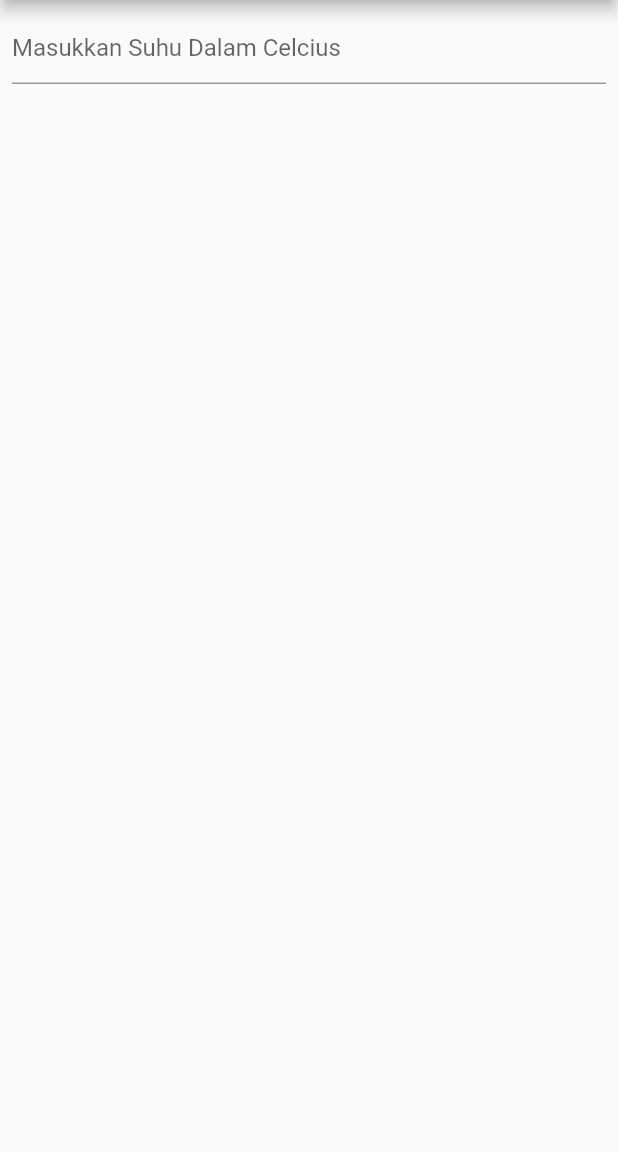
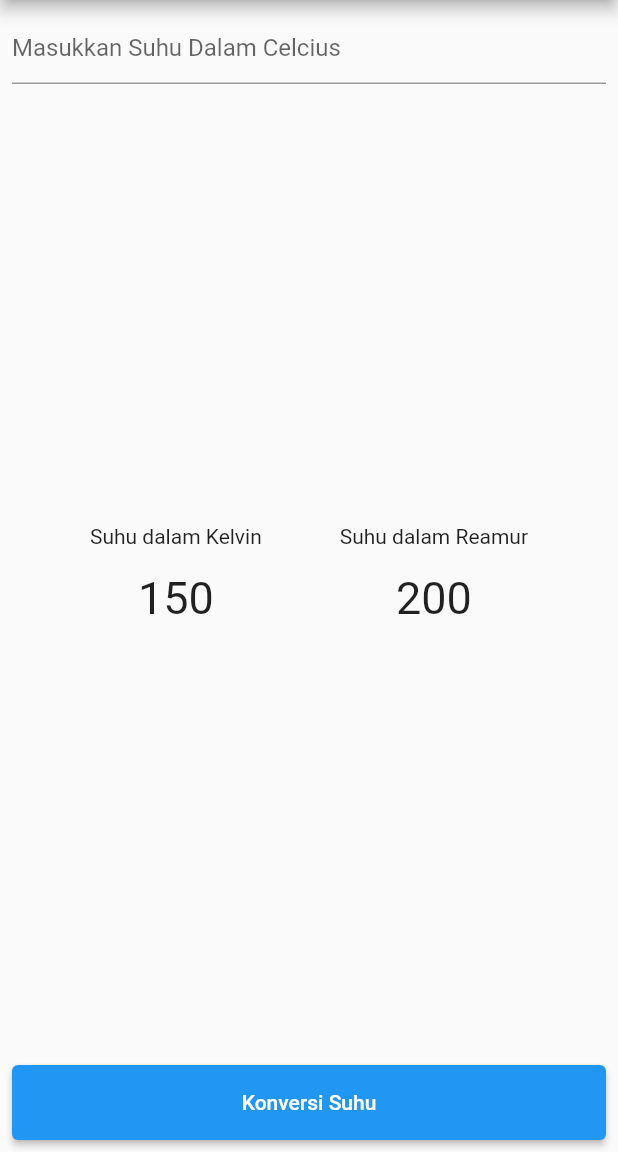
Before and after one commit to zflash123/flutter_konverter_suhu, a Flutter app: the screen it shows after launch, on a phone screen of 412 x 824 dp, the part 84-1236 px from its top. Run offline on Flutter 3.47's test engine with Material 2 defaults, Android fonts, the phone set to English and light mode, and no system bars.

Commit message:
finish layouting(add button, text info)

```diff
--- a/lib/main.dart
+++ b/lib/main.dart
@@ -23,6 +23,7 @@ class MyApp extends StatelessWidget {
         body: Container(
           margin: const EdgeInsets.all(8),
           child: Column(
+            mainAxisAlignment: MainAxisAlignment.spaceBetween,
             children: [
               TextFormField(
                 keyboardType: TextInputType.number,
@@ -33,6 +34,40 @@ class MyApp extends StatelessWidget {
                   hintText: 'Masukkan Suhu Dalam Celcius'
                 ),
               ),
+              Row(
+                mainAxisAlignment: MainAxisAlignment.spaceEvenly,
+                children: [
+                  Column(
+                    children: [
+                      Text('Suhu dalam Kelvin\n'),
+                      Text(
+                        '150',
+                        style: TextStyle(
+                          fontSize: 30,
+                        ),
+                      ),
+                    ],
+                  ),
+                  Column(
+                    children: [
+                      Text('Suhu dalam Reamur\n'),
+                      Text(
+                        '200',
+                        style: TextStyle(
+                          fontSize: 30,
+                        ),
+                      ),
+                    ],
+                  ),
+                ],
+              ),
+              ElevatedButton(
+                style: ElevatedButton.styleFrom(
+                  minimumSize: Size.fromHeight(50),
+                ),
+                onPressed: () {},
+                child: const Text('Konversi Suhu'),
+              ),
             ],
           ),
         ),
@@ -40,20 +75,3 @@ class MyApp extends StatelessWidget {
     );
   }
 }
-
-class MyHomePage extends StatefulWidget {
-  const MyHomePage({Key? key, required this.title}) : super(key: key);
-  final String title;
-
-  @override
-  State<MyHomePage> createState() => _MyHomePageState();
-}
-
-class _MyHomePageState extends State<MyHomePage> {
-  @override
-  Widget build(BuildContext context) {
-    return Scaffold(
-
-    );
-  }
-}
```
